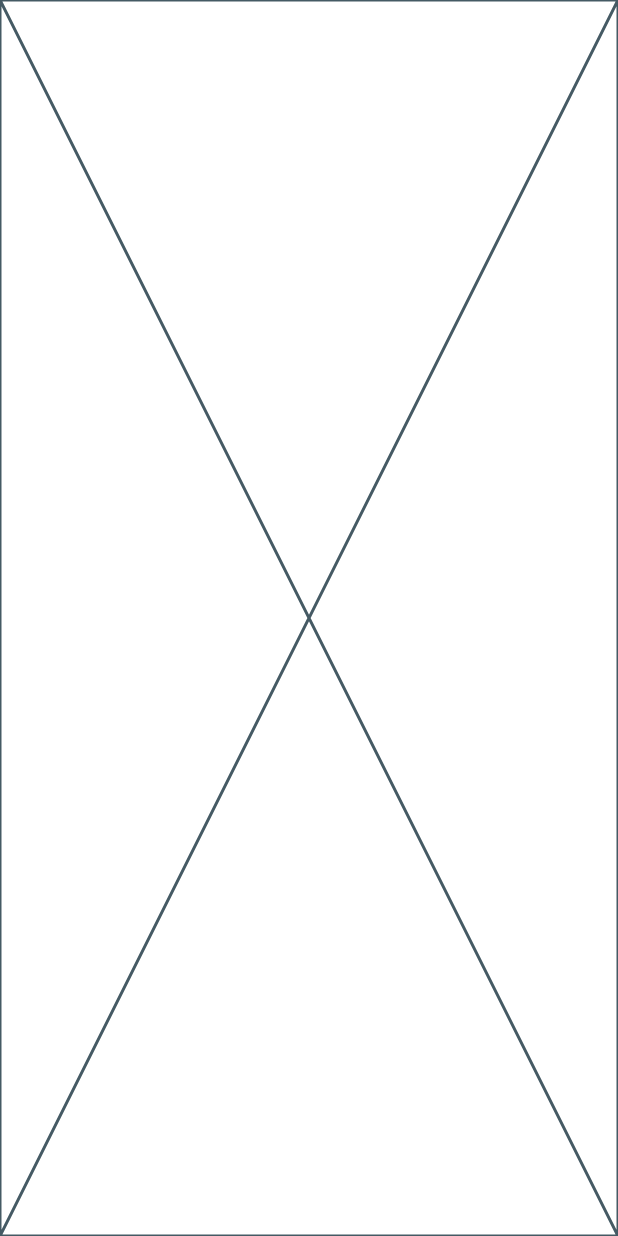
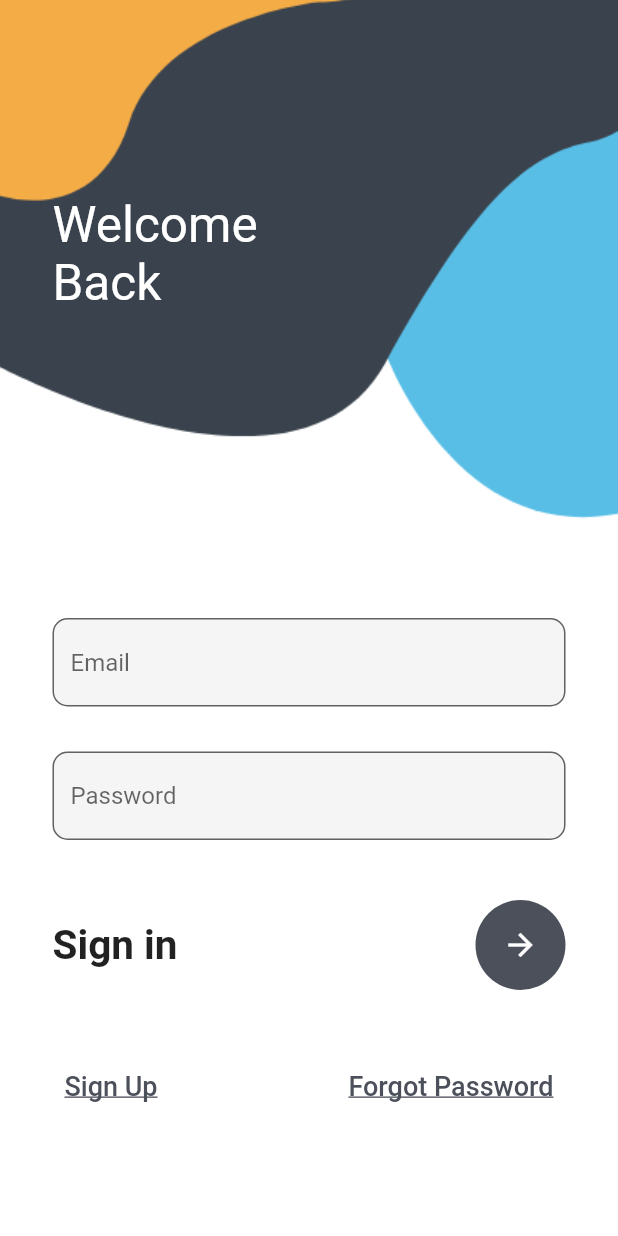
Before and after one commit to Arpitaagupta/Login-Page, a Flutter app: the screen it shows after launch, on a phone screen of 412 x 824 dp. Run offline on Flutter 3.47's test engine with Material 2 defaults, Android fonts, the phone set to English and light mode, and no system bars.

Commit message:
Login Page completed

```diff
--- a/lib/login.dart
+++ b/lib/login.dart
@@ -1,15 +1,132 @@
 import 'package:flutter/material.dart';
 
 class MyLogin extends StatefulWidget {
-  const MyLogin({super.key});
+  const MyLogin({Key? key}) : super(key: key);
 
   @override
-  State<MyLogin> createState() => _MyLoginState();
+  _MyLoginState createState() => _MyLoginState();
 }
 
 class _MyLoginState extends State<MyLogin> {
   @override
   Widget build(BuildContext context) {
-    return const Placeholder();
+    return Container(
+      decoration: BoxDecoration(
+        image: DecorationImage(
+            image: AssetImage('assets/login.png'), fit: BoxFit.cover),
+      ),
+      child: Scaffold(
+        backgroundColor: Colors.transparent,
+        body: Stack(
+          children: [
+            Container(),
+            Container(
+              padding: EdgeInsets.only(left: 35, top: 130),
+              child: Text(
+                'Welcome\nBack',
+                style: TextStyle(color: Colors.white, fontSize: 33),
+              ),
+            ),
+            SingleChildScrollView(
+              child: Container(
+                padding: EdgeInsets.only(
+                    top: MediaQuery.of(context).size.height * 0.5),
+                child: Column(
+                  crossAxisAlignment: CrossAxisAlignment.start,
+                  children: [
+                    Container(
+                      margin: EdgeInsets.only(left: 35, right: 35),
+                      child: Column(
+                        children: [
+                          TextField(
+                            style: TextStyle(color: Colors.black),
+                            decoration: InputDecoration(
+                                fillColor: Colors.grey.shade100,
+                                filled: true,
+                                hintText: "Email",
+                                border: OutlineInputBorder(
+                                  borderRadius: BorderRadius.circular(10),
+                                )),
+                          ),
+                          SizedBox(
+                            height: 30,
+                          ),
+                          TextField(
+                            style: TextStyle(),
+                            obscureText: true,
+                            decoration: InputDecoration(
+                                fillColor: Colors.grey.shade100,
+                                filled: true,
+                                hintText: "Password",
+                                border: OutlineInputBorder(
+                                  borderRadius: BorderRadius.circular(10),
+                                )),
+                          ),
+                          SizedBox(
+                            height: 40,
+                          ),
+                          Row(
+                            mainAxisAlignment: MainAxisAlignment.spaceBetween,
+                            children: [
+                              Text(
+                                'Sign in',
+                                style: TextStyle(
+                                    fontSize: 27, fontWeight: FontWeight.w700),
+                              ),
+                              CircleAvatar(
+                                radius: 30,
+                                backgroundColor: Color(0xff4c505b),
+                                child: IconButton(
+                                    color: Colors.white,
+                                    onPressed: () {},
+                                    icon: Icon(
+                                      Icons.arrow_forward,
+                                    )),
+                              )
+                            ],
+                          ),
+                          SizedBox(
+                            height: 40,
+                          ),
+                          Row(
+                            mainAxisAlignment: MainAxisAlignment.spaceBetween,
+                            children: [
+                              TextButton(
+                                onPressed: () {
+                                  Navigator.pushNamed(context, 'register');
+                                },
+                                child: Text(
+                                  'Sign Up',
+                                  textAlign: TextAlign.left,
+                                  style: TextStyle(
+                                      decoration: TextDecoration.underline,
+                                      color: Color(0xff4c505b),
+                                      fontSize: 18),
+                                ),
+                                style: ButtonStyle(),
+                              ),
+                              TextButton(
+                                  onPressed: () {},
+                                  child: Text(
+                                    'Forgot Password',
+                                    style: TextStyle(
+                                      decoration: TextDecoration.underline,
+                                      color: Color(0xff4c505b),
+                                      fontSize: 18,
+                                    ),
+                                  )),
+                            ],
+                          )
+                        ],
+                      ),
+                    )
+                  ],
+                ),
+              ),
+            ),
+          ],
+        ),
+      ),
+    );
   }
 }
```
Also changed, not shown: lib/main.dart (+6 -2 lines), lib/register.dart (added, +173 -0 lines), pubspec.yaml (+5 -3 lines), 1 other file.
